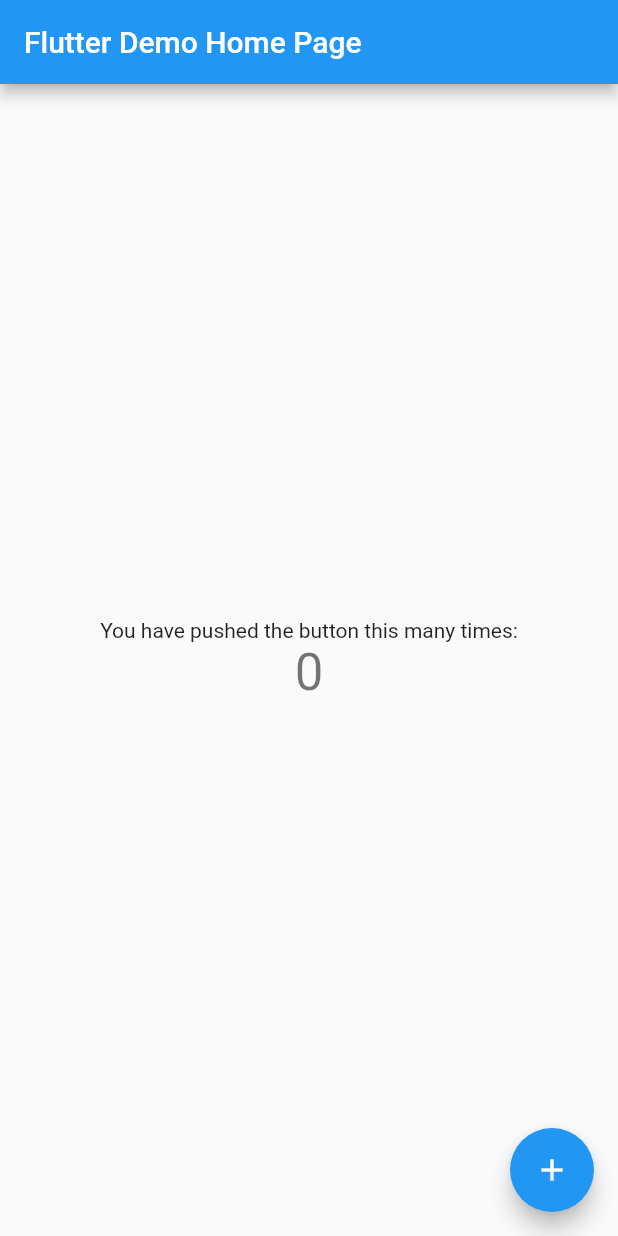
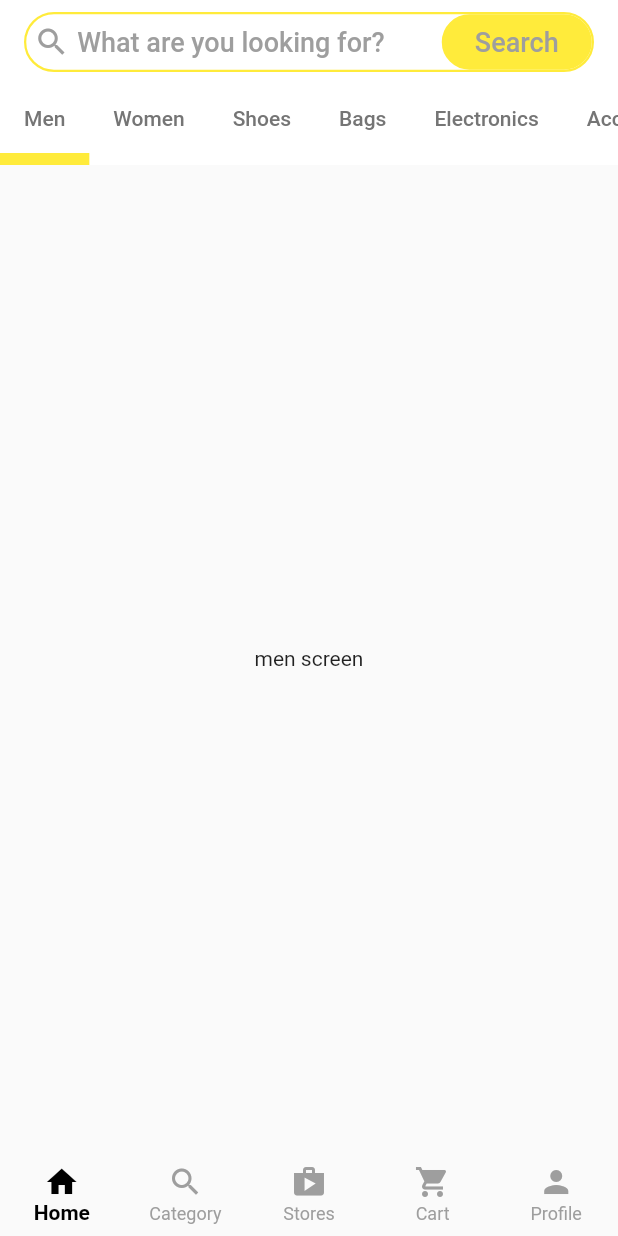
Before and after one commit to JanibekJali/shopify_app, a Flutter app: the screen it shows after launch, on a phone screen of 412 x 824 dp. Run offline on Flutter 3.47's test engine with Material 2 defaults, Android fonts, the phone set to English and light mode, and no system bars.

Commit message:
Bottom nav bar and app bar bottom is being done

```diff
--- a/lib/main.dart
+++ b/lib/main.dart
@@ -1,115 +1,18 @@
 import 'package:flutter/material.dart';
+import 'package:shopify_app/main_screens/customer_screen.dart';
 
 void main() {
-  runApp(const MyApp());
+  runApp(const ShopifyApp());
 }
 
-class MyApp extends StatelessWidget {
-  const MyApp({super.key});
+class ShopifyApp extends StatelessWidget {
+  const ShopifyApp({super.key});
 
-  // This widget is the root of your application.
   @override
   Widget build(BuildContext context) {
-    return MaterialApp(
-      title: 'Flutter Demo',
-      theme: ThemeData(
-        // This is the theme of your application.
-        //
-        // Try running your application with "flutter run". You'll see the
-        // application has a blue toolbar. Then, without quitting the app, try
-        // changing the primarySwatch below to Colors.green and then invoke
-        // "hot reload" (press "r" in the console where you ran "flutter run",
-        // or simply save your changes to "hot reload" in a Flutter IDE).
-        // Notice that the counter didn't reset back to zero; the application
-        // is not restarted.
-        primarySwatch: Colors.blue,
-      ),
-      home: const MyHomePage(title: 'Flutter Demo Home Page'),
+    return const MaterialApp(
+      debugShowCheckedModeBanner: false,
+      home: CustomerScreen(),
     );
   }
 }
-
-class MyHomePage extends StatefulWidget {
-  const MyHomePage({super.key, required this.title});
-
-  // This widget is the home page of your application. It is stateful, meaning
-  // that it has a State object (defined below) that contains fields that affect
-  // how it looks.
-
-  // This class is the configuration for the state. It holds the values (in this
-  // case the title) provided by the parent (in this case the App widget) and
-  // used by the build method of the State. Fields in a Widget subclass are
-  // always marked "final".
-
-  final String title;
-
-  @override
-  State<MyHomePage> createState() => _MyHomePageState();
-}
-
-class _MyHomePageState extends State<MyHomePage> {
-  int _counter = 0;
-
-  void _incrementCounter() {
-    setState(() {
-      // This call to setState tells the Flutter framework that something has
-      // changed in this State, which causes it to rerun the build method below
-      // so that the display can reflect the updated values. If we changed
-      // _counter without calling setState(), then the build method would not be
-      // called again, and so nothing would appear to happen.
-      _counter++;
-    });
-  }
-
-  @override
-  Widget build(BuildContext context) {
-    // This method is rerun every time setState is called, for instance as done
-    // by the _incrementCounter method above.
-    //
-    // The Flutter framework has been optimized to make rerunning build methods
-    // fast, so that you can just rebuild anything that needs updating rather
-    // than having to individually change instances of widgets.
-    return Scaffold(
-      appBar: AppBar(
-        // Here we take the value from the MyHomePage object that was created by
-        // the App.build method, and use it to set our appbar title.
-        title: Text(widget.title),
-      ),
-      body: Center(
-        // Center is a layout widget. It takes a single child and positions it
-        // in the middle of the parent.
-        child: Column(
-          // Column is also a layout widget. It takes a list of children and
-          // arranges them vertically. By default, it sizes itself to fit its
-          // children horizontally, and tries to be as tall as its parent.
-          //
-          // Invoke "debug painting" (press "p" in the console, choose the
-          // "Toggle Debug Paint" action from the Flutter Inspector in Android
-          // Studio, or the "Toggle Debug Paint" command in Visual Studio Code)
-          // to see the wireframe for each widget.
-          //
-          // Column has various properties to control how it sizes itself and
-          // how it positions its children. Here we use mainAxisAlignment to
-          // center the children vertically; the main axis here is the vertical
-          // axis because Columns are vertical (the cross axis would be
-          // horizontal).
-          mainAxisAlignment: MainAxisAlignment.center,
-          children: <Widget>[
-            const Text(
-              'You have pushed the button this many times:',
-            ),
-            Text(
-              '$_counter',
-              style: Theme.of(context).textTheme.headline4,
-            ),
-          ],
-        ),
-      ),
-      floatingActionButton: FloatingActionButton(
-        onPressed: _incrementCounter,
-        tooltip: 'Increment',
-        child: const Icon(Icons.add),
-      ), // This trailing comma makes auto-formatting nicer for build methods.
-    );
-  }
-}
--- /dev/null
+++ b/lib/main_screens/customer_screen.dart
@@ -0,0 +1,48 @@
+import 'package:flutter/material.dart';
+import 'package:shopify_app/main_screens/home_screen.dart';
+
+class CustomerScreen extends StatefulWidget {
+  const CustomerScreen({Key? key}) : super(key: key);
+
+  @override
+  _CustomerScreenState createState() => _CustomerScreenState();
+}
+
+class _CustomerScreenState extends State<CustomerScreen> {
+  int _selectedIndex = 0;
+  final List<Widget> _tabs = [
+    const HomeScreen(),
+    // const Center(child: Text('Home Screen')),
+    const Center(child: Text('Category Screen')),
+    const Center(child: Text('Stores Screen')),
+    const Center(child: Text('Cart Screen')),
+    const Center(child: Text('Profile Screen')),
+  ];
+  @override
+  Widget build(BuildContext context) {
+    return Scaffold(
+      body: _tabs[_selectedIndex],
+      bottomNavigationBar: BottomNavigationBar(
+        type: BottomNavigationBarType.fixed,
+        elevation: 0.0,
+        selectedLabelStyle: const TextStyle(fontWeight: FontWeight.w600),
+        currentIndex: _selectedIndex,
+        selectedItemColor: Colors.black,
+        unselectedItemColor: Colors.grey,
+        items: const [
+          BottomNavigationBarItem(icon: Icon(Icons.home), label: 'Home'),
+          BottomNavigationBarItem(icon: Icon(Icons.search), label: 'Category'),
+          BottomNavigationBarItem(icon: Icon(Icons.shop), label: 'Stores'),
+          BottomNavigationBarItem(
+              icon: Icon(Icons.shopping_cart), label: 'Cart'),
+          BottomNavigationBarItem(icon: Icon(Icons.person), label: 'Profile'),
+        ],
+        onTap: (index) {
+          setState(() {
+            _selectedIndex = index;
+          });
+        },
+      ),
+    );
+  }
+}
--- /dev/null
+++ b/lib/main_screens/home_screen.dart
@@ -0,0 +1,113 @@
+import 'package:flutter/material.dart';
+
+class HomeScreen extends StatefulWidget {
+  const HomeScreen({Key? key}) : super(key: key);
+
+  @override
+  _HomeScreenState createState() => _HomeScreenState();
+}
+
+class _HomeScreenState extends State<HomeScreen> {
+  @override
+  Widget build(BuildContext context) {
+    return DefaultTabController(
+      length: 9,
+      child: Scaffold(
+        appBar: AppBar(
+          elevation: 0.0,
+          backgroundColor: Colors.white,
+          title: Container(
+            height: 40,
+            decoration: BoxDecoration(
+                border: Border.all(
+                  width: 1.5,
+                  color: Colors.yellow,
+                ),
+                borderRadius: BorderRadius.circular(25)),
+            child: Row(
+              mainAxisAlignment: MainAxisAlignment.spaceBetween,
+              children: [
+                Row(
+                  children: const [
+                    Padding(
+                      padding: EdgeInsets.symmetric(horizontal: 5),
+                      child: Icon(
+                        Icons.search,
+                        color: Colors.grey,
+                      ),
+                    ),
+                    Text(
+                      'What are you looking for?',
+                      style: TextStyle(fontSize: 18, color: Colors.grey),
+                    ),
+                  ],
+                ),
+                Container(
+                  height: 40,
+                  width: 100,
+                  decoration: BoxDecoration(
+                      color: Colors.yellow,
+                      border: Border.all(
+                        color: Colors.yellow,
+                        width: 1.5,
+                      ),
+                      borderRadius: BorderRadius.circular(25)),
+                  child: const Center(
+                    child: Text(
+                      'Search',
+                      style: TextStyle(fontSize: 18, color: Colors.grey),
+                    ),
+                  ),
+                )
+              ],
+            ),
+          ),
+          bottom: const TabBar(
+              indicatorColor: Colors.yellow,
+              indicatorWeight: 8,
+              isScrollable: true,
+              tabs: [
+                RepeatedTabWidget(label: 'Men'),
+                RepeatedTabWidget(label: 'Women'),
+                RepeatedTabWidget(label: 'Shoes'),
+                RepeatedTabWidget(label: 'Bags'),
+                RepeatedTabWidget(label: 'Electronics'),
+                RepeatedTabWidget(label: 'Accessories'),
+                RepeatedTabWidget(label: 'Home & gar'),
+                RepeatedTabWidget(label: 'Kids'),
+                RepeatedTabWidget(label: 'Beauty'),
+              ]),
+        ),
+        body: const TabBarView(
+          children: [
+            Center(child: Text('men screen')),
+            Center(child: Text('women screen')),
+            Center(child: Text('shoes screen')),
+            Center(child: Text('bags screen ')),
+            Center(child: Text('electronics screen')),
+            Center(child: Text('accessories screen')),
+            Center(child: Text('home & garden screen')),
+            Center(child: Text('kids screen')),
+            Center(child: Text('beauty screen')),
+          ],
+        ),
+      ),
+    );
+  }
+}
+
+class RepeatedTabWidget extends StatelessWidget {
+  const RepeatedTabWidget({
+    Key? key,
+    required this.label,
+  }) : super(key: key);
+  final String label;
+  @override
+  Widget build(BuildContext context) {
+    return Tab(
+        child: Text(
+      label,
+      style: TextStyle(color: Colors.grey.shade600),
+    ));
+  }
+}
```
Also changed, not shown: 1 other file.
